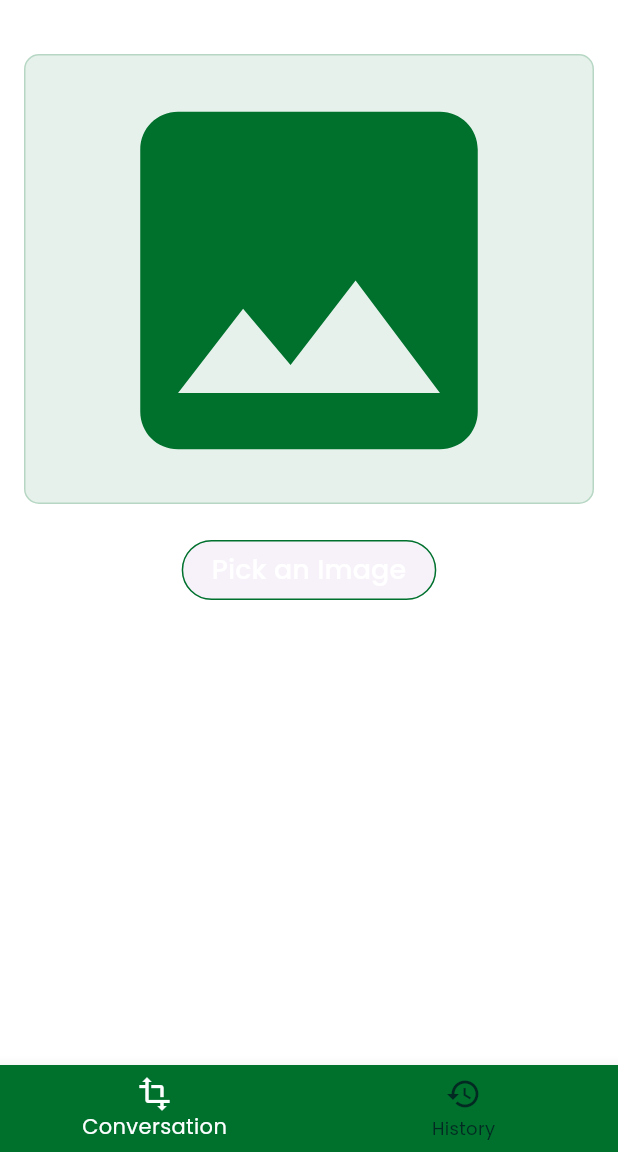
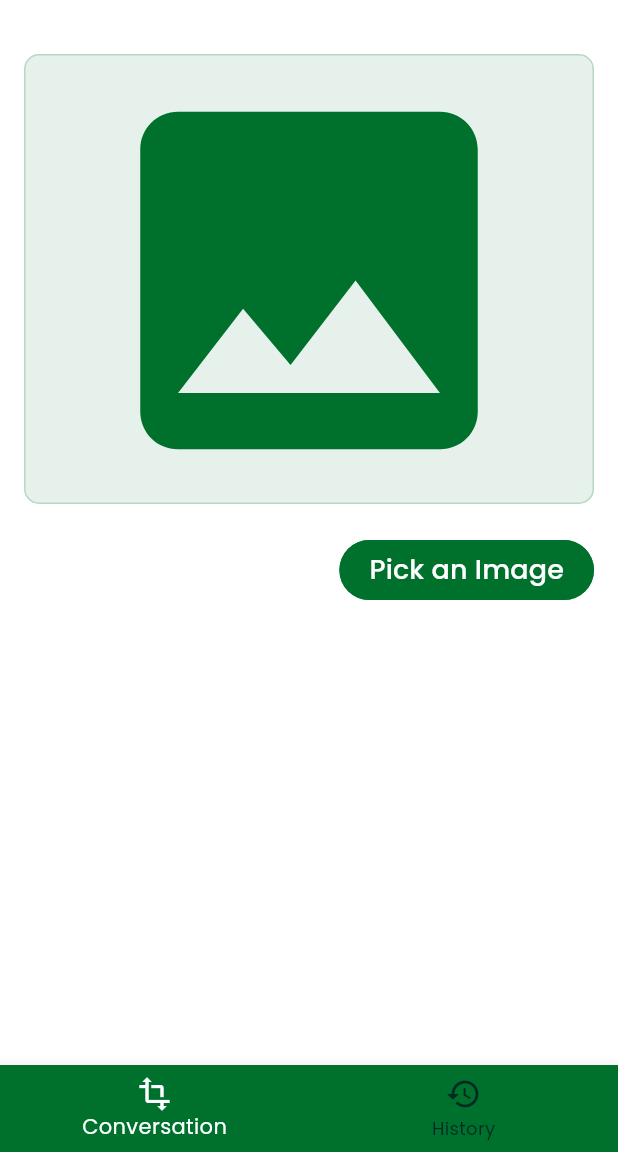
Before and after one commit to PasinduHima/AI-Flutter-SaaS-Text-Scanner, a Flutter app: the screen it shows after launch, on a phone screen of 412 x 824 dp, the part 84-1236 px from its top. Run offline on Flutter 3.47's test engine with Material 3 defaults, Android fonts, the phone set to English and light mode, and no system bars; our stand-ins replace firebase_core, google_fonts, image_picker; accounts and stored records are empty.

Commit message:
Finish UI part and its functions

```diff
--- a/lib/screens/home_page.dart
+++ b/lib/screens/home_page.dart
@@ -1,3 +1,4 @@
+import 'package:ai_saas_app/constants/colors.dart';
 import 'package:ai_saas_app/widgets/image_preview.dart';
 import 'package:flutter/material.dart';
 import 'package:image_picker/image_picker.dart';
@@ -54,7 +55,7 @@ class _HomePageState extends State<HomePage> {
                 },
               ),
               ListTile(
-                leading: const Icon(Icons.camera),
+                leading: const Icon(Icons.camera_alt),
                 title: const Text("Take a Image from Camera"),
                 onTap: () {
                   Navigator.pop(context);
@@ -87,8 +88,14 @@ class _HomePageState extends State<HomePage> {
                 child: ImagePreview(imagePath: pickedImagePath),
               ),
               if (!isImagePicked)
+                Row(
+                  mainAxisAlignment: MainAxisAlignment.end,
+                  children: [
                     ElevatedButton(
                       onPressed: _showBottomSheetWidget,
+                      style: ElevatedButton.styleFrom(
+                        backgroundColor: mainColor,
+                      ),
                       child: const Text(
                         "Pick an Image",
                         style: TextStyle(color: Colors.white, fontSize: 18),
@@ -96,6 +103,20 @@ class _HomePageState extends State<HomePage> {
                     ),
                   ],
                 ),
+
+                if(isImagePicked)
+                Row(children: [
+                  ElevatedButton(onPressed: () {},
+                   child: const Text(
+                    "Process Image",
+                    style: TextStyle(
+                      color: Colors.white,
+                      fontSize: 18,
+                    ),
+                    ),),
+                ],)
+            ],
+          ),
         ),
       ),
     );
```
Lines whose indentation alone changed are shown as unchanged.
